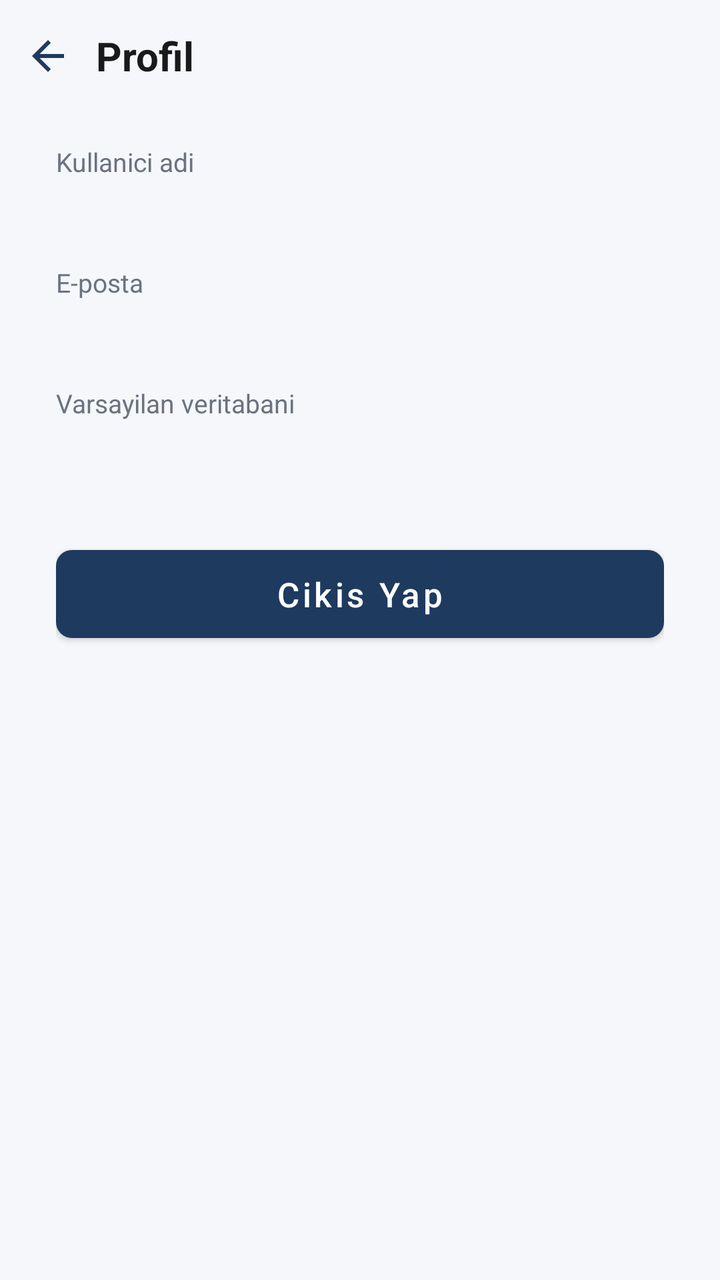
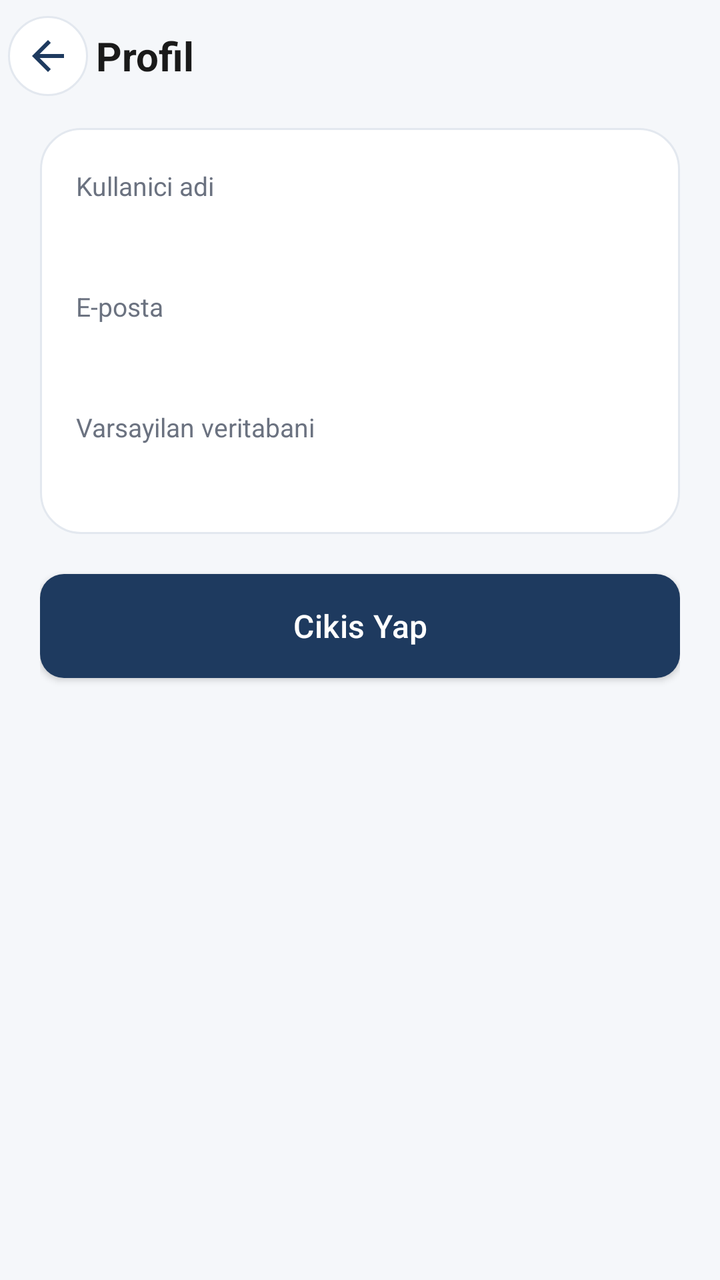

The first picture is an Android layout as it rendered before a commit; the second is the same layout after the commit. The layout source and the unified diff follow.
<!-- AndroidManifest.xml: application theme Theme.ArmineOrderModule -->
<!-- res/layout/activity_profile.xml -->
<?xml version="1.0" encoding="utf-8"?>
<LinearLayout xmlns:android="http://schemas.android.com/apk/res/android"
    xmlns:app="http://schemas.android.com/apk/res-auto"
    android:layout_width="match_parent"
    android:layout_height="match_parent"
    android:orientation="vertical"
    android:background="@color/login_background">

    <LinearLayout
        android:layout_width="match_parent"
        android:layout_height="56dp"
        android:gravity="center_vertical"
        android:orientation="horizontal"
        android:paddingStart="4dp"
        android:paddingEnd="16dp">

        <ImageButton
            android:id="@+id/btnBack"
            android:layout_width="40dp"
            android:layout_height="40dp"
            android:background="?attr/selectableItemBackgroundBorderless"
            android:contentDescription="@string/back_button"
            android:padding="8dp"
            android:scaleType="centerInside"
            android:src="@drawable/ic_back" />

        <TextView
            android:layout_width="0dp"
            android:layout_height="wrap_content"
            android:layout_weight="1"
            android:layout_marginStart="4dp"
            android:text="@string/profile_title"
            android:textColor="@color/login_title"
            android:textSize="20sp"
            android:textStyle="bold" />
    </LinearLayout>

    <LinearLayout
        android:layout_width="match_parent"
        android:layout_height="match_parent"
        android:orientation="vertical"
        android:paddingStart="28dp"
        android:paddingEnd="28dp"
        android:paddingBottom="28dp">

        <TextView
            android:layout_width="match_parent"
            android:layout_height="wrap_content"
            android:layout_marginTop="16dp"
            android:text="@string/profile_username_label"
            android:textColor="@color/login_subtitle"
            android:textSize="13sp" />

        <TextView
            android:id="@+id/tvProfileUsername"
            android:layout_width="match_parent"
            android:layout_height="wrap_content"
            android:layout_marginTop="4dp"
            android:textColor="@color/login_title"
            android:textSize="17sp"
            android:textStyle="bold" />

        <TextView
            android:layout_width="match_parent"
            android:layout_height="wrap_content"
            android:layout_marginTop="16dp"
            android:text="@string/profile_email_label"
            android:textColor="@color/login_subtitle"
            android:textSize="13sp" />

        <TextView
            android:id="@+id/tvProfileEmail"
            android:layout_width="match_parent"
            android:layout_height="wrap_content"
            android:layout_marginTop="4dp"
            android:textColor="@color/login_title"
            android:textSize="17sp" />

        <TextView
            android:layout_width="match_parent"
            android:layout_height="wrap_content"
            android:layout_marginTop="16dp"
            android:text="@string/profile_database_label"
            android:textColor="@color/login_subtitle"
            android:textSize="13sp" />

        <TextView
            android:id="@+id/tvProfileDatabase"
            android:layout_width="match_parent"
            android:layout_height="wrap_content"
            android:layout_marginTop="4dp"
            android:textColor="@color/login_title"
            android:textSize="17sp" />

        <com.google.android.material.button.MaterialButton
            android:id="@+id/btnLogout"
            android:layout_width="match_parent"
            android:layout_height="56dp"
            android:layout_marginTop="32dp"
            android:text="@string/profile_logout"
            android:textAllCaps="false"
            android:textSize="17sp"
            app:backgroundTint="@color/login_primary"
            app:cornerRadius="8dp" />

        <Space
            android:layout_width="match_parent"
            android:layout_height="0dp"
            android:layout_weight="1" />

        <TextView
            android:id="@+id/tvProfileVersion"
            android:layout_width="match_parent"
            android:layout_height="wrap_content"
            android:gravity="center"
            android:textColor="@color/login_subtitle"
            android:textSize="13sp" />
    </LinearLayout>

</LinearLayout>
<!-- resources referenced by this layout -->
<resources>
  <color name="login_background">#FFF5F7FA</color>
  <color name="login_primary">#FF1E3A5F</color>
  <color name="login_subtitle">#FF6B7280</color>
  <color name="login_title">#FF1A1A1A</color>
  <string name="back_button">Geri</string>
  <string name="profile_database_label">Varsayilan veritabani</string>
  <string name="profile_email_label">E-posta</string>
  <string name="profile_logout">Cikis Yap</string>
  <string name="profile_title">Profil</string>
  <string name="profile_username_label">Kullanici adi</string>
  <style name="Theme.ArmineOrderModule" parent="Theme.MaterialComponents.DayNight.NoActionBar">
          
          <item name="colorPrimary">@color/purple_500</item>
          <item name="colorPrimaryVariant">@color/purple_700</item>
          <item name="colorOnPrimary">@color/white</item>
          
          <item name="colorSecondary">@color/teal_200</item>
          <item name="colorSecondaryVariant">@color/teal_700</item>
          <item name="colorOnSecondary">@color/black</item>
          
          <item name="android:statusBarColor">?attr/colorPrimaryVariant</item>
          
      </style>
  <color name="purple_500">#FF6200EE</color>
  <color name="purple_700">#FF3700B3</color>
  <color name="white">#FFFFFFFF</color>
  <color name="teal_200">#FF03DAC5</color>
  <color name="teal_700">#FF018786</color>
  <color name="black">#FF000000</color>
  <!-- unchanged entries left out for length: 1 -->
</resources>

<!-- the commit's change to res/layout/activity_profile.xml (unified diff, before → after) -->
@@ -18,7 +18,7 @@
             android:id="@+id/btnBack"
             android:layout_width="40dp"
             android:layout_height="40dp"
-            android:background="?attr/selectableItemBackgroundBorderless"
+            android:background="@drawable/bg_icon_button"
             android:contentDescription="@string/back_button"
             android:padding="8dp"
             android:scaleType="centerInside"
@@ -39,14 +39,25 @@
         android:layout_width="match_parent"
         android:layout_height="match_parent"
         android:orientation="vertical"
-        android:paddingStart="28dp"
-        android:paddingEnd="28dp"
-        android:paddingBottom="28dp">
+        android:paddingStart="20dp"
+        android:paddingEnd="20dp"
+        android:paddingBottom="20dp">
+
+        <LinearLayout
+            android:layout_width="match_parent"
+            android:layout_height="wrap_content"
+            android:layout_marginTop="8dp"
+            android:background="@drawable/bg_surface_card"
+            android:orientation="vertical"
+            android:paddingStart="18dp"
+            android:paddingTop="8dp"
+            android:paddingEnd="18dp"
+            android:paddingBottom="18dp">
 
         <TextView
             android:layout_width="match_parent"
             android:layout_height="wrap_content"
-            android:layout_marginTop="16dp"
+            android:layout_marginTop="12dp"
             android:text="@string/profile_username_label"
             android:textColor="@color/login_subtitle"
             android:textSize="13sp" />
@@ -92,16 +103,15 @@
             android:textColor="@color/login_title"
             android:textSize="17sp" />
 
+        </LinearLayout>
+
         <com.google.android.material.button.MaterialButton
             android:id="@+id/btnLogout"
+            style="@style/Widget.Armine.PrimaryButton"
             android:layout_width="match_parent"
-            android:layout_height="56dp"
-            android:layout_marginTop="32dp"
-            android:text="@string/profile_logout"
-            android:textAllCaps="false"
-            android:textSize="17sp"
-            app:backgroundTint="@color/login_primary"
-            app:cornerRadius="8dp" />
+            android:layout_height="52dp"
+            android:layout_marginTop="20dp"
+            android:text="@string/profile_logout" />
 
         <Space
             android:layout_width="match_parent"
<!-- resource entries referenced after the edit -->
@@ -2,33 +2,75 @@
 <resources>
   <color name="login_background">#FFF5F7FA</color>
   <color name="login_primary">#FF1E3A5F</color>
+  <color name="menu_icon_bg_customers">#FF2F6F8F</color>
+  <style name="Widget.Armine.TextInput" parent="Widget.MaterialComponents.TextInputLayout.OutlinedBox">
+          <item name="boxCornerRadiusTopStart">12dp</item>
+          <item name="boxCornerRadiusTopEnd">12dp</item>
+          <item name="boxCornerRadiusBottomStart">12dp</item>
+          <item name="boxCornerRadiusBottomEnd">12dp</item>
+          <item name="boxStrokeColor">@color/login_primary</item>
+          <item name="hintTextColor">@color/login_primary</item>
+      </style>
   <color name="login_subtitle">#FF6B7280</color>
   <color name="login_title">#FF1A1A1A</color>
+  <!-- drawable bg_icon_button (drawable) -->
+  <?xml version="1.0" encoding="utf-8"?>
+  <ripple xmlns:android="http://schemas.android.com/apk/res/android"
+      android:color="#221E3A5F">
+      <item>
+          <shape android:shape="oval">
+              <solid android:color="@color/surface_card" />
+              <stroke
+                  android:width="1dp"
+                  android:color="@color/menu_card_stroke" />
+          </shape>
+      </item>
+  </ripple>
+  <!-- drawable bg_surface_card (drawable) -->
+  <?xml version="1.0" encoding="utf-8"?>
+  <shape xmlns:android="http://schemas.android.com/apk/res/android"
+      android:shape="rectangle">
+      <solid android:color="@color/surface_card" />
+      <corners android:radius="20dp" />
+      <stroke
+          android:width="1dp"
+          android:color="@color/menu_card_stroke" />
+  </shape>
   <string name="back_button">Geri</string>
   <string name="profile_database_label">Varsayilan veritabani</string>
   <string name="profile_email_label">E-posta</string>
   <string name="profile_logout">Cikis Yap</string>
   <string name="profile_title">Profil</string>
   <string name="profile_username_label">Kullanici adi</string>
-  <style name="Theme.ArmineOrderModule" parent="Theme.MaterialComponents.DayNight.NoActionBar">
-          
-          <item name="colorPrimary">@color/purple_500</item>
-          <item name="colorPrimaryVariant">@color/purple_700</item>
+  <style name="Widget.Armine.PrimaryButton" parent="Widget.MaterialComponents.Button">
+          <item name="android:insetTop">0dp</item>
+          <item name="android:insetBottom">0dp</item>
+          <item name="android:textAllCaps">false</item>
+          <item name="android:textSize">16sp</item>
+          <item name="android:letterSpacing">0.01</item>
+          <item name="android:textColor">@color/white</item>
+          <item name="android:minHeight">52dp</item>
+          <item name="backgroundTint">@color/login_primary</item>
+          <item name="cornerRadius">12dp</item>
+      </style>
+  <style name="Theme.ArmineOrderModule" parent="Theme.MaterialComponents.Light.NoActionBar">
+          <item name="colorPrimary">@color/login_primary</item>
+          <item name="colorPrimaryVariant">@color/login_primary</item>
           <item name="colorOnPrimary">@color/white</item>
-          
-          <item name="colorSecondary">@color/teal_200</item>
-          <item name="colorSecondaryVariant">@color/teal_700</item>
-          <item name="colorOnSecondary">@color/black</item>
-          
-          <item name="android:statusBarColor">?attr/colorPrimaryVariant</item>
-          
+          <item name="colorSecondary">@color/menu_icon_bg_customers</item>
+          <item name="colorSecondaryVariant">@color/menu_icon_bg_customers</item>
+          <item name="colorOnSecondary">@color/white</item>
+          <item name="android:statusBarColor">@color/login_background</item>
+          <item name="android:navigationBarColor">@color/login_background</item>
+          <item name="android:windowLightStatusBar">true</item>
+          <item name="android:windowLightNavigationBar" tools:targetApi="27">true</item>
+          <item name="android:windowBackground">@color/login_background</item>
+          <item name="materialButtonStyle">@style/Widget.Armine.PrimaryButton</item>
+          <item name="textInputStyle">@style/Widget.Armine.TextInput</item>
       </style>
-  <color name="purple_500">#FF6200EE</color>
-  <color name="purple_700">#FF3700B3</color>
+  <color name="surface_card">#FFFFFFFF</color>
+  <color name="menu_card_stroke">#FFE3E8EF</color>
   <color name="white">#FFFFFFFF</color>
-  <color name="teal_200">#FF03DAC5</color>
-  <color name="teal_700">#FF018786</color>
-  <color name="black">#FF000000</color>
   <!-- unchanged entries left out for length: 1 -->
 </resources>
 
